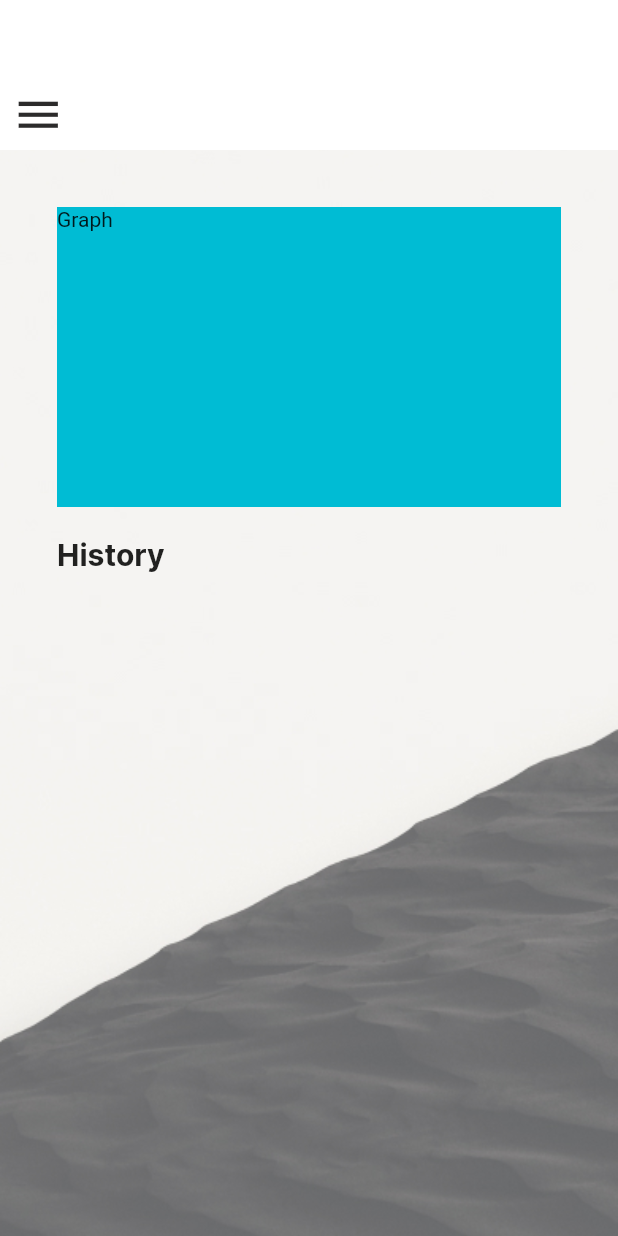
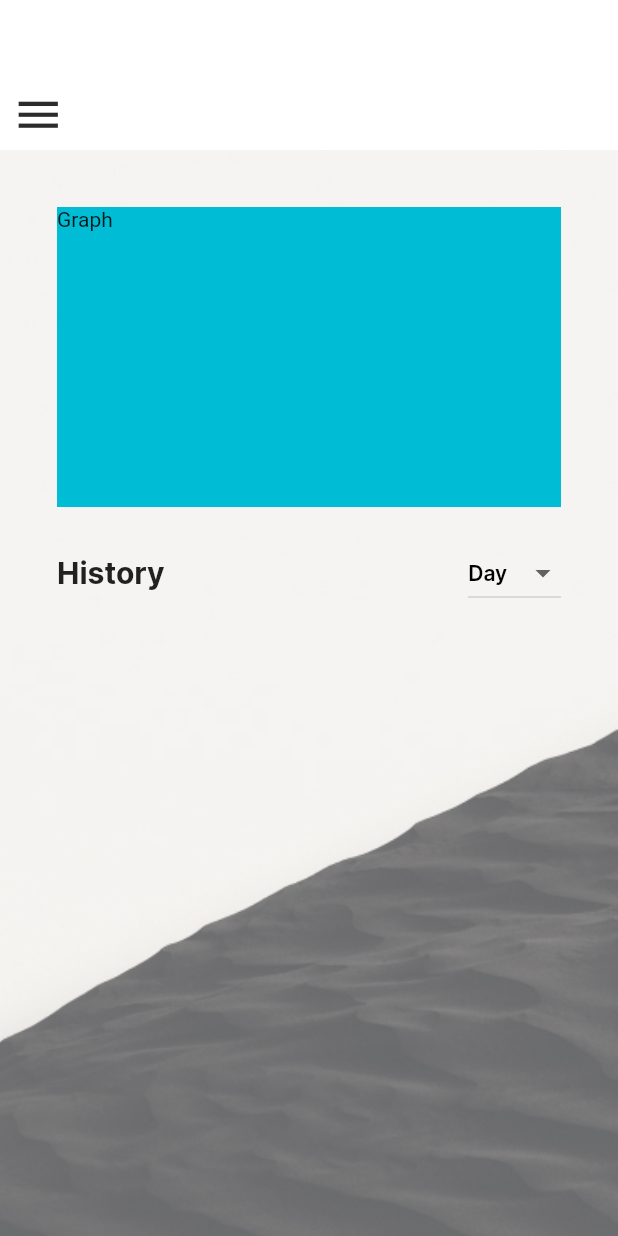
Before and after one commit to hungryshibaInu/vitalsense, a Flutter app: the screen it shows after launch, on a phone screen of 412 x 824 dp. Run offline on Flutter 3.47's test engine with Material 2 defaults, Android fonts, the light colour scheme and no system bars; drawn by our look-alikes of flutter_slider_drawer; our stand-ins replace cloud_firestore, firebase_auth, firebase_core, firebase_database, flutter_svg, fluttertoast and 1 more; accounts and stored records are empty.

Commit message:
add Day/Week filter

```diff
--- a/vitalsenseapp/lib/pages/history.dart
+++ b/vitalsenseapp/lib/pages/history.dart
@@ -13,6 +13,7 @@ class HistoryPage extends StatefulWidget {
 
 class _HistoryPage extends State<HistoryPage> {
   int _count = 0;
+  String range = 'eachDay';
 
   @override
   void initState() {
@@ -106,26 +107,44 @@ class _HistoryPage extends State<HistoryPage> {
                 Container(
                   margin: const EdgeInsets.only(top: 20, bottom: 20),
                   alignment: Alignment.centerLeft,
-                  child: const Text(
-                    'History',
-                    style: TextStyle(
-                        fontFamily: 'Inter',
-                        fontSize: 20,
-                        fontWeight: FontWeight.bold),
+                  child: Row(
+                    mainAxisAlignment: MainAxisAlignment.spaceBetween,
+                    children: [
+                      const Text(
+                        'History',
+                        style: TextStyle(
+                            fontFamily: 'Inter',
+                            fontSize: 20,
+                            fontWeight: FontWeight.bold),
+                      ),
+                      DropdownButton(
+                          elevation: 2,
+                          style: const TextStyle(
+                              fontFamily: 'Inter', color: Colors.black),
+                          value: range,
+                          items: const [
+                            DropdownMenuItem(
+                              value: 'eachDay',
+                              child: Text('Day'),
+                            ),
+                            DropdownMenuItem(
+                              value: 'week',
+                              child: Text('Week'),
+                            )
+                          ],
+                          onChanged: (String? value) {
+                            setState(() {
+                              range = value!;
+                            });
+                          })
+                    ],
                   ),
                 ),
-                // Container(
-                //   // margin: EdgeInsets.only(top: 20),
-                //   height: 500,
-                //   child: ListView(
-                //     children: items,
-                //   ),
-                // )
                 SizedBox(
                     height: 425,
                     child: StreamBuilder<QuerySnapshot>(
                       stream: FirebaseFirestore.instance
-                          .collection('eachDay')
+                          .collection(range)
                           .snapshots(),
                       builder: (BuildContext context,
                           AsyncSnapshot<QuerySnapshot> snapshot) {
@@ -138,16 +157,19 @@ class _HistoryPage extends State<HistoryPage> {
                         }
                         _count = snapshot.data!.docs.length;
                         return ListView.builder(
-                          shrinkWrap: true,
+                          // shrinkWrap: true,
                           itemCount: _count,
                           itemBuilder: ((context, index) => HistoryCard(
+                                // date: (snapshot.data!.docs[index]['date'])
+                                //     .toString(), //need to add week date
                                 warncount: '${index + 1}',
                                 critcount: '$index',
                                 hrvalue: (snapshot.data!.docs[index]['hr'])
                                     .toString(),
                                 spo2value: (snapshot.data!.docs[index]['spo2'])
                                     .toString(),
-                                rrvalue: '16', //need to convert to int in Node.js first
+                                rrvalue:
+                                    '16', //need to convert to int in Node.js first
                                 skintempvalue: (snapshot.data!.docs[index]
                                         ['bodytemp'])
                                     .toString(),
```
